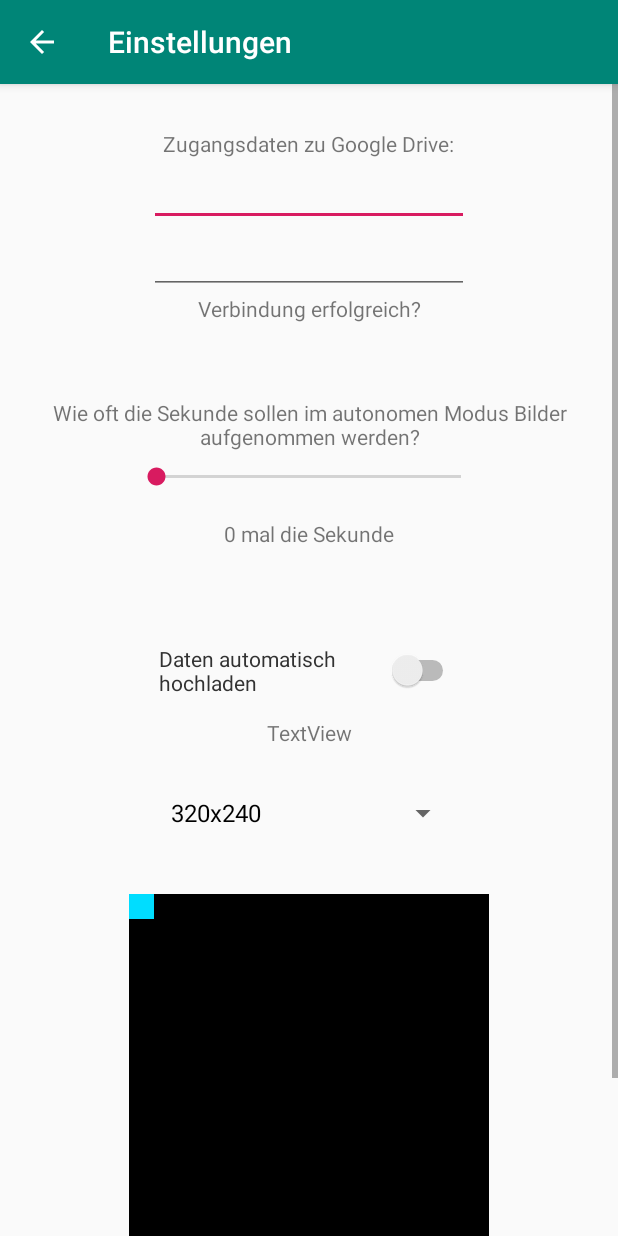
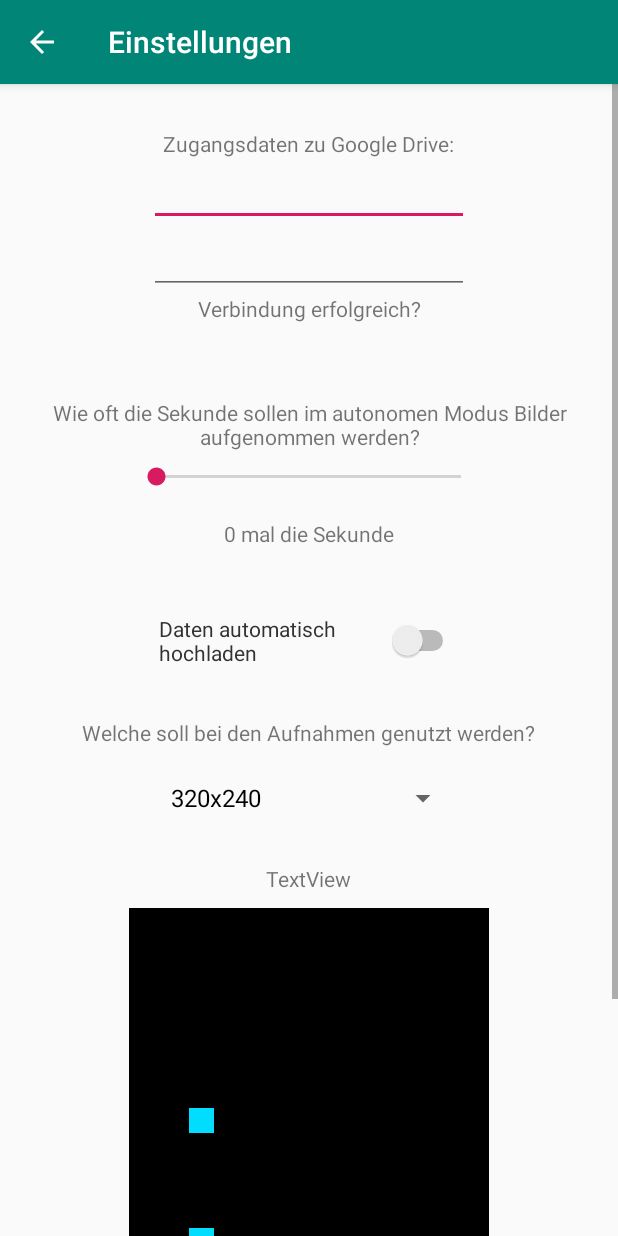
Before and after one commit to Niklas1997Git/Teamprojekt11, an Android app: the EinstellungenActivity screen opened directly, with no data from a screen before it, on a phone screen of 412 x 824 dp. Run offline under Robolectric (Android 15) with nearby library versions, the phone set to English and light mode, and no system bars.

Commit message:
Bildbereich

```diff
--- a/Teamprojekt/app/src/main/java/com/example/teamprojekt/EinstellungenActivity.java
+++ b/Teamprojekt/app/src/main/java/com/example/teamprojekt/EinstellungenActivity.java
@@ -56,6 +56,11 @@ public class EinstellungenActivity extends AppCompatActivity {
     private final int MIN_TOP_MARGIN = 0;
     private final int STANDARD_MARGIN = 0;
 
+    private final int LEFT_LEFT_MARGIN = 60;
+    private final int RIGHT_LEFT_MARGIN = 380;
+    private final int TOP_TOP_MARGIN = 200;
+    private final int BOTTOM_TOP_MARGIN = 320;
+
 
     //Kamera-auflösungen für die Auswahl
     private String[] supportedCameraSizes;
@@ -78,7 +83,7 @@ public class EinstellungenActivity extends AppCompatActivity {
         passwort = findViewById(R.id.editText_Passwort);
         nummer = findViewById(R.id.textView_AnzahlBilder);
         anzahlBilder = findViewById(R.id.seekBar_AnzahlBilder);
-        cameraSizes = findViewById(R.id.spinner_NN);
+        cameraSizes = findViewById(R.id.spinner_aufloesung);
         customScrollView = findViewById(R.id.customScrollView);
 
 
@@ -135,32 +140,32 @@ public class EinstellungenActivity extends AppCompatActivity {
         //ImageView Startwerte setzen
         //Links oben
         RelativeLayout.LayoutParams lp_lo = (RelativeLayout.LayoutParams) rechteckLinksOben.getLayoutParams();
-        lp_lo.leftMargin = MIN_LEFT_MARGIN;
-        lp_lo.topMargin = MIN_TOP_MARGIN;
+        lp_lo.leftMargin = LEFT_LEFT_MARGIN;
+        lp_lo.topMargin = TOP_TOP_MARGIN;
         lp_lo.rightMargin = STANDARD_MARGIN;
         lp_lo.bottomMargin = STANDARD_MARGIN;
         rechteckLinksOben.setLayoutParams(lp_lo);
 
         //Links unten
         RelativeLayout.LayoutParams lp_lu = (RelativeLayout.LayoutParams) rechteckLinksUnten.getLayoutParams();
-        lp_lu.leftMargin = MIN_LEFT_MARGIN;
-        lp_lu.topMargin = MAX_TOP_MARGIN;
+        lp_lu.leftMargin = LEFT_LEFT_MARGIN;
+        lp_lu.topMargin = BOTTOM_TOP_MARGIN;
         lp_lu.rightMargin = STANDARD_MARGIN;
         lp_lu.bottomMargin = STANDARD_MARGIN;
         rechteckLinksUnten.setLayoutParams(lp_lu);
 
         //Rechts unten
         RelativeLayout.LayoutParams lp_ru = (RelativeLayout.LayoutParams) rechteckRechtsUnten.getLayoutParams();
-        lp_ru.leftMargin = MAX_LEFT_MARGIN;
-        lp_ru.topMargin = MAX_TOP_MARGIN;
+        lp_ru.leftMargin = RIGHT_LEFT_MARGIN;
+        lp_ru.topMargin = BOTTOM_TOP_MARGIN;
         lp_ru.rightMargin = STANDARD_MARGIN;
         lp_ru.bottomMargin = STANDARD_MARGIN;
         rechteckRechtsUnten.setLayoutParams(lp_ru);
 
         //Rechts oben
         RelativeLayout.LayoutParams lp_ro = (RelativeLayout.LayoutParams) rechteckRechtsOben.getLayoutParams();
-        lp_ro.leftMargin = MAX_LEFT_MARGIN;
-        lp_ro.topMargin = MIN_TOP_MARGIN;
+        lp_ro.leftMargin = RIGHT_LEFT_MARGIN;
+        lp_ro.topMargin = TOP_TOP_MARGIN;
         lp_ro.rightMargin = STANDARD_MARGIN;
         lp_ro.bottomMargin = STANDARD_MARGIN;
         rechteckRechtsOben.setLayoutParams(lp_ro);
@@ -367,10 +372,94 @@ public class EinstellungenActivity extends AppCompatActivity {
                 rechteckRechtsUnten.setLayoutParams(lp2);
                 break;
         }
+        partnerDistanceControll(name);
     }
 
 
 
+    public void partnerDistanceControll(String name){
+        RelativeLayout.LayoutParams lp;
+        RelativeLayout.LayoutParams lp1;
+        RelativeLayout.LayoutParams lp2;
+
+        switch (name){
+            case "imageView_lo":
+                lp = (RelativeLayout.LayoutParams) rechteckLinksOben.getLayoutParams();
+                lp1 = (RelativeLayout.LayoutParams) rechteckRechtsOben.getLayoutParams();
+                lp2 = (RelativeLayout.LayoutParams) rechteckLinksUnten.getLayoutParams();
+
+                if(lp2.topMargin-lp.topMargin<SQUARE_SIZE){
+                    lp.topMargin = lp2.topMargin-SQUARE_SIZE;
+                    lp1.topMargin = lp2.topMargin-SQUARE_SIZE;
+                }
+                if(lp1.leftMargin-lp.leftMargin<SQUARE_SIZE){
+                    lp.leftMargin = lp1.leftMargin-SQUARE_SIZE;
+                    lp2.leftMargin = lp1.leftMargin-SQUARE_SIZE;
+                }
+
+                rechteckLinksOben.setLayoutParams(lp);
+                rechteckRechtsOben.setLayoutParams(lp1);
+                rechteckLinksUnten.setLayoutParams(lp2);
+                break;
+            case "imageView_lu":
+                lp = (RelativeLayout.LayoutParams) rechteckLinksUnten.getLayoutParams();
+                lp1 = (RelativeLayout.LayoutParams) rechteckLinksOben.getLayoutParams();
+                lp2 = (RelativeLayout.LayoutParams) rechteckRechtsUnten.getLayoutParams();
+
+                if(lp.topMargin - lp1.topMargin<SQUARE_SIZE){
+                    lp.topMargin = lp1.topMargin+SQUARE_SIZE;
+                    lp2.topMargin = lp.topMargin;
+                }
+
+                if(lp2.leftMargin-lp.leftMargin<SQUARE_SIZE){
+                    lp.leftMargin = lp2.leftMargin-SQUARE_SIZE;
+                    lp1.leftMargin = lp.leftMargin;
+                }
+
+                rechteckLinksUnten.setLayoutParams(lp);
+                rechteckLinksOben.setLayoutParams(lp1);
+                rechteckRechtsUnten.setLayoutParams(lp2);
+                break;
+            case "imageView_ru":
+                lp = (RelativeLayout.LayoutParams) rechteckRechtsUnten.getLayoutParams();
+                lp1 = (RelativeLayout.LayoutParams) rechteckLinksUnten.getLayoutParams();
+                lp2 = (RelativeLayout.LayoutParams) rechteckRechtsOben.getLayoutParams();
+
+                if(lp.topMargin-lp2.topMargin<SQUARE_SIZE){
+                    lp.topMargin = lp2.topMargin+SQUARE_SIZE;
+                    lp1.topMargin=lp.topMargin;
+                }
+
+                if(lp.leftMargin-lp1.leftMargin<SQUARE_SIZE){
+                    lp.leftMargin = lp1.leftMargin +SQUARE_SIZE;
+                    lp2.leftMargin = lp.leftMargin;
+                }
+
+                rechteckRechtsUnten.setLayoutParams(lp);
+                rechteckLinksUnten.setLayoutParams(lp1);
+                rechteckRechtsOben.setLayoutParams(lp2);
+                break;
+            case "imageView_ro":
+                lp = (RelativeLayout.LayoutParams) rechteckRechtsOben.getLayoutParams();
+                lp1 = (RelativeLayout.LayoutParams) rechteckLinksOben.getLayoutParams();
+                lp2 = (RelativeLayout.LayoutParams) rechteckRechtsUnten.getLayoutParams();
+
+                if(lp2.topMargin-lp.topMargin<SQUARE_SIZE){
+                    lp.topMargin=lp2.topMargin-SQUARE_SIZE;
+                    lp1.topMargin=lp.topMargin;
+                }
+
+                if(lp.leftMargin-lp1.leftMargin<SQUARE_SIZE){
+                    lp.leftMargin = lp1.leftMargin+SQUARE_SIZE;
+                    lp2.leftMargin = lp.leftMargin;
+                }
+
+                rechteckRechtsOben.setLayoutParams(lp);
+                rechteckLinksOben.setLayoutParams(lp1);
+                rechteckRechtsUnten.setLayoutParams(lp2);
+                break;
+        }
+    }
 
 
 
--- a/Teamprojekt/app/src/main/res/layout/activity_einstellungen.xml
+++ b/Teamprojekt/app/src/main/res/layout/activity_einstellungen.xml
@@ -67,29 +67,37 @@
             android:id="@+id/switch_Hochladen"
             android:layout_width="200dp"
             android:layout_height="63dp"
-            android:layout_marginTop="50dp"
+            android:layout_marginTop="30dp"
             android:text="@string/upload_data_text"
             android:textColor="@android:color/secondary_text_light" />
 
+
         <TextView
-            android:id="@+id/textView_WelchesNN"
-            android:layout_width="match_parent"
+            android:id="@+id/textView_aufloesung"
+            android:layout_width="wrap_content"
             android:layout_height="wrap_content"
-            android:gravity="center"
-            android:text="TextView"
-            tools:text="@string/Welches_NN" />
+            android:layout_marginTop="20dp"
+            android:text="@string/Welche_Aufloesung" />
 
         <Spinner
-            android:id="@+id/spinner_NN"
+            android:id="@+id/spinner_aufloesung"
             android:layout_width="200dp"
             android:layout_height="wrap_content"
+            android:layout_marginTop="10dp"
+            android:spinnerMode="dialog" />
+
+        <TextView
+            android:id="@+id/textView_bildbereich"
+            android:layout_width="wrap_content"
+            android:layout_height="wrap_content"
             android:layout_marginTop="20dp"
-            android:spinnerMode="dialog" />
+            android:text="TextView"
+            tools:text="@string/Bildbereich" />
 
         <RelativeLayout
             android:layout_width="240dp"
             android:layout_height="320dp"
-            android:layout_marginTop="30dp"
+            android:layout_marginTop="10dp"
             android:layout_marginBottom="30dp">
 
             <ImageView
@@ -110,20 +118,28 @@
                 android:id="@+id/imageView_lu"
                 android:layout_width="5dp"
                 android:layout_height="5dp"
-                app:srcCompat="@color/whiteColor" />
+                app:srcCompat="@android:color/holo_blue_bright" />
 
             <ImageView
                 android:id="@+id/imageView_ru"
                 android:layout_width="10dp"
                 android:layout_height="10dp"
-                app:srcCompat="@android:color/holo_orange_dark" />
+                app:srcCompat="@android:color/holo_blue_bright" />
 
             <ImageView
                 android:id="@+id/imageView_ro"
                 android:layout_width="10dp"
                 android:layout_height="10dp"
-                app:srcCompat="@android:color/holo_red_dark" />
+                app:srcCompat="@android:color/holo_blue_bright" />
         </RelativeLayout>
+
+        <Button
+            android:id="@+id/button"
+            android:layout_width="match_parent"
+            android:layout_height="wrap_content"
+            android:background="@drawable/option_button"
+            android:text="Button"
+            tools:text="@string/Bildbereich_Button" />
 
 
     </LinearLayout>
--- a/Teamprojekt/app/src/main/res/values/strings.xml
+++ b/Teamprojekt/app/src/main/res/values/strings.xml
@@ -23,7 +23,10 @@
     <string name="upload_data_text">Daten automatisch hochladen</string>
     <string name="anzahlBilder">Wie oft die Sekunde sollen im autonomen Modus Bilder aufgenommen werden?</string>
     <string name="zugangsdata_text">Zugangsdaten zu Google Drive: </string>
-    <string name="Welches_NN">Welches Neuronale Netz soll genutzt werden? </string>
+    <string name="Welches_NN">Welches Neuronale Netz soll genutzt werden?</string>
+    <string name="Welche_Aufloesung">Welche soll bei den Aufnahmen genutzt werden?</string>
+    <string name="Bildbereich">Welcher Bildbereich soll für die Aufnahemen verwendet werden?</string>
+    <string name="Bildbereich_Button">Bildbereich bestätigen</string>
 
 
 </resources>
```
